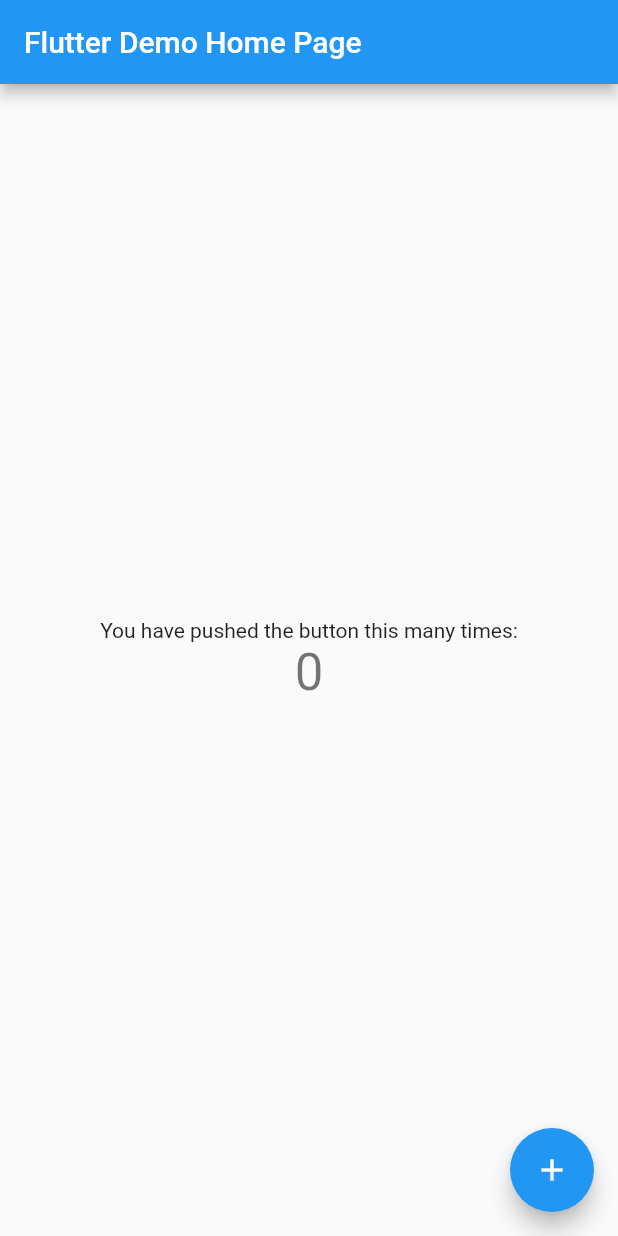
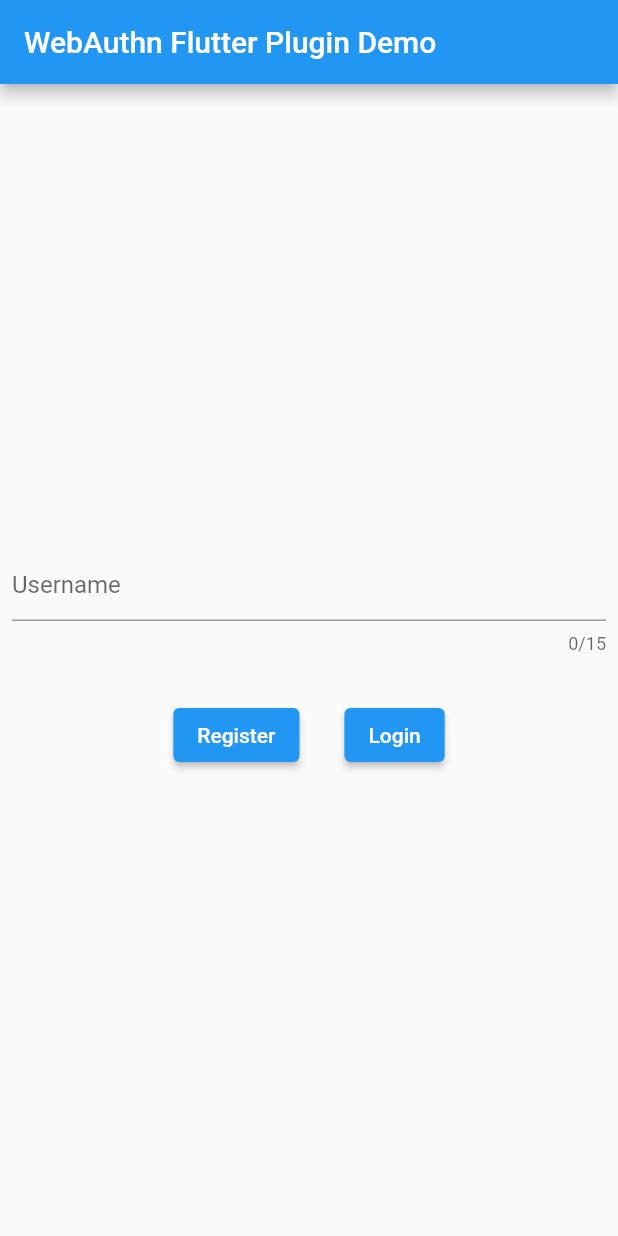
Before and after one commit to flutter-institute/webauthn, a Flutter app: the screen it shows after launch, on a phone screen of 412 x 824 dp. Run offline on Flutter 3.47's test engine with Material 2 defaults, Android fonts, the phone set to English and light mode, and no system bars; our stand-ins replace equatable, flutter_secure_storage, local_auth, logger, sqflite; missing offline and left inert: cbor, crypto_keys, local_auth_android, local_auth_ios, local_auth_windows; accounts and stored records are empty.

Commit message:
example app implementation

```diff
--- a/example/lib/main.dart
+++ b/example/lib/main.dart
@@ -1,45 +1,75 @@
+import 'dart:async';
+import 'dart:convert';
+import 'dart:typed_data';
+
 import 'package:flutter/material.dart';
+import 'package:flutter/services.dart';
+import 'package:webauthn/webauthn.dart';
 
 void main() {
   runApp(const MyApp());
 }
 
+const makeCredentialJson = '''{
+    "authenticatorExtensions": "",
+    "clientDataHash": "LTCT/hWLtJenIgi0oUhkJz7dE8ng+pej+i6YI1QQu60=",
+    "credTypesAndPubKeyAlgs": [
+        ["public-key", -7]
+    ],
+    "excludeCredentials": [{
+        "type": "public-key",
+        "id": "lVGyXHwz6vdYignKyctbkIkJto/ADbYbHhE7+ss/87o="
+    }],
+    "requireResidentKey": true,
+    "requireUserPresence": true,
+    "requireUserVerification": false,
+    "rp": {
+        "name": "webauthn.io",
+        "id": "webauthn.io"
+    },
+    "user": {
+        "name": "testuser",
+        "displayName": "Test User",
+        "id": "/QIAAAAAAAAAAA=="
+    }
+}''';
+
+const getAssertionJson = '''{
+    "allowCredentialDescriptorList": [{
+        "id": "jVtTOKLHRMN17I66w48XWuJadCitXg0xZKaZvHdtW6RDCJhxO6Cfff9qbYnZiMQ1pl8CzPkXcXEHwpQYFknN2w==",
+        "type": "public-key"
+    }],
+    "authenticatorExtensions": "",
+    "clientDataHash": "LTCT/hWLtJenIgi0oUhkJz7dE8ng+pej+i6YI1QQu60=",
+    "requireUserPresence": true,
+    "requireUserVerification": false,
+    "rpId": "webauthn.io"
+}''';
+
+class CredentialData {
+  final String username;
+  final Attestation attestation;
+
+  CredentialData(this.username, this.attestation);
+}
+
 class MyApp extends StatelessWidget {
   const MyApp({Key? key}) : super(key: key);
 
-  // This widget is the root of your application.
   @override
   Widget build(BuildContext context) {
     return MaterialApp(
-      title: 'Flutter Demo',
+      title: 'WebAuthn Demo',
       theme: ThemeData(
-        // This is the theme of your application.
-        //
-        // Try running your application with "flutter run". You'll see the
-        // application has a blue toolbar. Then, without quitting the app, try
-        // changing the primarySwatch below to Colors.green and then invoke
-        // "hot reload" (press "r" in the console where you ran "flutter run",
-        // or simply save your changes to "hot reload" in a Flutter IDE).
-        // Notice that the counter didn't reset back to zero; the application
-        // is not restarted.
         primarySwatch: Colors.blue,
       ),
-      home: const MyHomePage(title: 'Flutter Demo Home Page'),
+      home: const MyHomePage(title: 'WebAuthn Flutter Plugin Demo'),
     );
   }
 }
 
 class MyHomePage extends StatefulWidget {
   const MyHomePage({Key? key, required this.title}) : super(key: key);
-
-  // This widget is the home page of your application. It is stateful, meaning
-  // that it has a State object (defined below) that contains fields that affect
-  // how it looks.
-
-  // This class is the configuration for the state. It holds the values (in this
-  // case the title) provided by the parent (in this case the App widget) and
-  // used by the build method of the State. Fields in a Widget subclass are
-  // always marked "final".
 
   final String title;
 
@@ -48,68 +78,231 @@ class MyHomePage extends StatefulWidget {
 }
 
 class _MyHomePageState extends State<MyHomePage> {
-  int _counter = 0;
+  final _auth = Authenticator(true, false);
+  final _formKey = GlobalKey<FormState>();
+  final _usernameController = TextEditingController();
 
-  void _incrementCounter() {
+  final _credentials = <CredentialData>[];
+  int? _highlightCredentialIdx;
+
+  bool _processing = false;
+
+  Future<T?> _lockAndExecute<T>(Future<T> Function() callback) async {
+    T? result;
+    if (!_processing) {
       setState(() {
-      // This call to setState tells the Flutter framework that something has
-      // changed in this State, which causes it to rerun the build method below
-      // so that the display can reflect the updated values. If we changed
-      // _counter without calling setState(), then the build method would not be
-      // called again, and so nothing would appear to happen.
-      _counter++;
+        _processing = true;
       });
+
+      final data = _formKey.currentState;
+      if (data != null && data.validate()) {
+        result = await callback();
+      }
+
+      setState(() {
+        _processing = false;
+      });
+    }
+    return result;
+  }
+
+  void _startResetSelection() {
+    Future.delayed(const Duration(seconds: 2)).then((_) => {
+          setState(() {
+            _highlightCredentialIdx = null;
+          })
+        });
+  }
+
+  void _createCredential() async {
+    final credentialId = await _lockAndExecute(() async {
+      try {
+        final username = _usernameController.text.trim();
+        final options =
+            MakeCredentialOptions.fromJson(jsonDecode(makeCredentialJson));
+        options.userEntity = UserEntity(
+          id: Uint8List.fromList(username.codeUnits),
+          displayName: username,
+          name: username,
+        );
+
+        final attestation = await _auth.makeCredential(options);
+
+        setState(() {
+          _usernameController.text = '';
+          _highlightCredentialIdx = _credentials.length;
+          _credentials.add(CredentialData(username, attestation));
+        });
+        _startResetSelection();
+
+        return attestation.getCredentialIdBase64();
+      } on AuthenticatorException catch (e) {
+        ScaffoldMessenger.of(context).showSnackBar(
+          SnackBar(
+            content: Text('Attestation error: ${e.message}'),
+          ),
+        );
+        return null;
+      }
+    });
+
+    if (credentialId != null && mounted) {
+      ScaffoldMessenger.of(context).showSnackBar(
+        SnackBar(
+          content: Text('Attestation created: $credentialId'),
+        ),
+      );
+    }
+  }
+
+  void _createAttestation() async {
+    final credentialId = await _lockAndExecute(() async {
+      try {
+        final username = _usernameController.text.trim();
+        final options =
+            GetAssertionOptions.fromJson(jsonDecode(getAssertionJson));
+        // Only allow credentials currently in the state with a matching username
+        // The requesting server should be doing this and sending which credentials
+        // they are expecting you to try to verify.
+        options.allowCredentialDescriptorList = _credentials
+            .where((e) => e.username == username)
+            .map((e) => PublicKeyCredentialDescriptor(
+                type: PublicKeyCredentialType.publicKey,
+                id: e.attestation.getCredentialId()))
+            .toList();
+
+        // User not found
+        if (options.allowCredentialDescriptorList!.isEmpty) {
+          throw AuthenticatorException('Username not found');
+        }
+
+        final assertion = await _auth.getAssertion(options);
+        final credentialId = base64.encode(assertion.selectedCredentialId);
+        final credentialIdx = _credentials.indexWhere(
+            (e) => e.attestation.getCredentialIdBase64() == credentialId);
+
+        setState(() {
+          _usernameController.text = '';
+          _highlightCredentialIdx = credentialIdx >= 0 ? credentialIdx : null;
+        });
+        _startResetSelection();
+
+        return credentialId;
+      } on AuthenticatorException catch (e) {
+        if (mounted) {
+          ScaffoldMessenger.of(context).showSnackBar(
+            SnackBar(
+              content: Text('Assertion error: ${e.message}'),
+            ),
+          );
+        }
+        return null;
+      }
+    });
+
+    if (credentialId != null && mounted) {
+      ScaffoldMessenger.of(context).showSnackBar(
+        SnackBar(
+          content: Text('Assertion succeeded for: $credentialId'),
+        ),
+      );
+    }
+  }
+
+  @override
+  void dispose() {
+    _usernameController.dispose();
+    super.dispose();
   }
 
   @override
   Widget build(BuildContext context) {
-    // This method is rerun every time setState is called, for instance as done
-    // by the _incrementCounter method above.
-    //
-    // The Flutter framework has been optimized to make rerunning build methods
-    // fast, so that you can just rebuild anything that needs updating rather
-    // than having to individually change instances of widgets.
+    final theme = Theme.of(context);
+
     return Scaffold(
       appBar: AppBar(
-        // Here we take the value from the MyHomePage object that was created by
-        // the App.build method, and use it to set our appbar title.
         title: Text(widget.title),
       ),
-      body: Center(
-        // Center is a layout widget. It takes a single child and positions it
-        // in the middle of the parent.
+      body: Padding(
+        padding: const EdgeInsets.all(8.0),
+        child: Form(
+          key: _formKey,
           child: Column(
-          // Column is also a layout widget. It takes a list of children and
-          // arranges them vertically. By default, it sizes itself to fit its
-          // children horizontally, and tries to be as tall as its parent.
-          //
-          // Invoke "debug painting" (press "p" in the console, choose the
-          // "Toggle Debug Paint" action from the Flutter Inspector in Android
-          // Studio, or the "Toggle Debug Paint" command in Visual Studio Code)
-          // to see the wireframe for each widget.
-          //
-          // Column has various properties to control how it sizes itself and
-          // how it positions its children. Here we use mainAxisAlignment to
-          // center the children vertically; the main axis here is the vertical
-          // axis because Columns are vertical (the cross axis would be
-          // horizontal).
             mainAxisAlignment: MainAxisAlignment.center,
-          children: <Widget>[
-            const Text(
-              'You have pushed the button this many times:',
+            crossAxisAlignment: CrossAxisAlignment.center,
+            children: [
+              Flexible(
+                child: ListView.separated(
+                  reverse: true,
+                  shrinkWrap: true,
+                  itemBuilder: (context, index) {
+                    final creds = _credentials[index];
+
+                    return Container(
+                      color: (_highlightCredentialIdx != null &&
+                              _highlightCredentialIdx == index)
+                          ? theme.colorScheme.secondary
+                          : theme.scaffoldBackgroundColor,
+                      height: 50,
+                      child: Row(
+                        children: [
+                          Expanded(
+                            flex: 1,
+                            child: Padding(
+                              padding: const EdgeInsets.only(left: 8.0),
+                              child: SelectableText(creds.username),
                             ),
-            Text(
-              '$_counter',
-              style: Theme.of(context).textTheme.headline4,
+                          ),
+                          Expanded(
+                            flex: 2,
+                            child: Padding(
+                              padding: const EdgeInsets.only(right: 8.0),
+                              child: SelectableText(
+                                  creds.attestation.getCredentialIdBase64()),
+                            ),
+                          ),
+                        ],
+                      ),
+                    );
+                  },
+                  separatorBuilder: (context, index) => const Divider(),
+                  itemCount: _credentials.length,
+                ),
+              ),
+              TextFormField(
+                controller: _usernameController,
+                decoration: const InputDecoration(hintText: 'Username'),
+                maxLength: 15,
+                maxLengthEnforcement: MaxLengthEnforcement.enforced,
+                validator: (value) {
+                  if (value == null || value.trim().isEmpty) {
+                    return 'Please enter a username';
+                  }
+                  if (value.length > 15) {
+                    return 'Username is too long';
+                  }
+                  return null;
+                },
+              ),
+              const SizedBox(height: 30),
+              Row(
+                mainAxisAlignment: MainAxisAlignment.center,
+                children: [
+                  ElevatedButton(
+                    onPressed: _processing ? null : _createCredential,
+                    child: const Text('Register'),
+                  ),
+                  const SizedBox(width: 30),
+                  ElevatedButton(
+                    onPressed: _processing ? null : _createAttestation,
+                    child: const Text('Login'),
+                  ),
+                ],
               ),
             ],
           ),
         ),
-      floatingActionButton: FloatingActionButton(
-        onPressed: _incrementCounter,
-        tooltip: 'Increment',
-        child: const Icon(Icons.add),
-      ), // This trailing comma makes auto-formatting nicer for build methods.
+      ),
     );
   }
 }
```
Also changed, not shown: example/pubspec.yaml (+2 -65 lines), example/pubspec.lock, 7 other files. Lines whose indentation alone changed are shown as unchanged.
